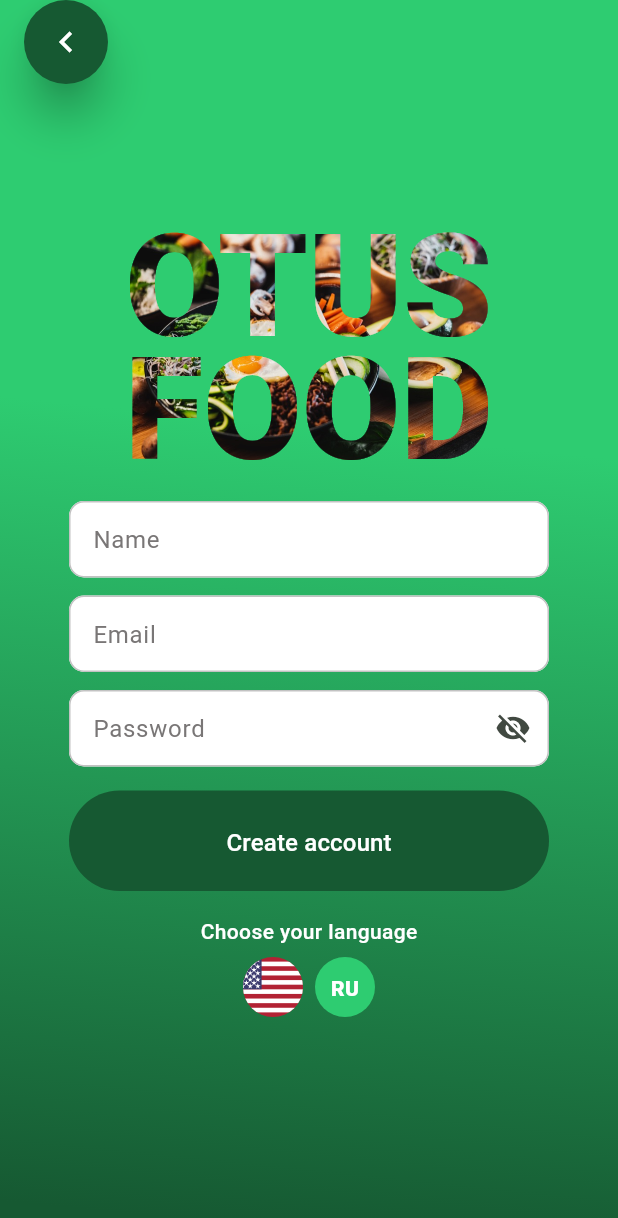
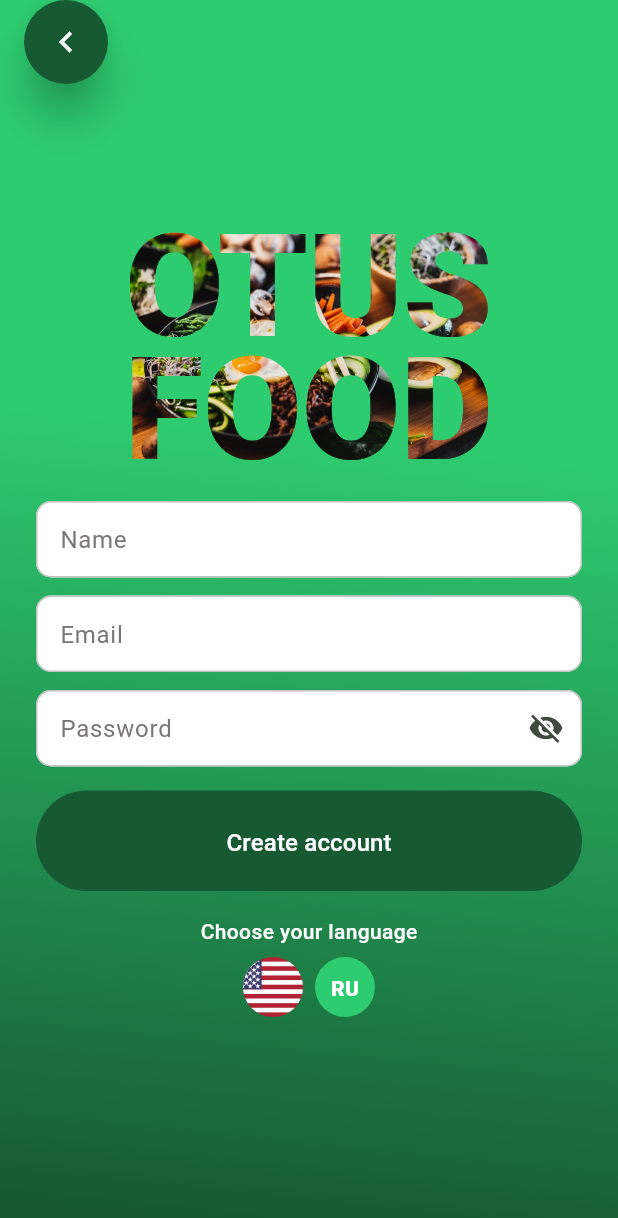
Before and after one commit to novogod/otus_dz_2, a Flutter app: the LoginPage screen opened directly, after a tap on "Log in", after a tap on "Sign up", on a phone screen of 412 x 824 dp. Shown: the top 1218 px of the screen. Run offline on Flutter 3.47's test engine with Material 3 defaults, Android fonts, the phone set to English and light mode, and no system bars; our stand-ins replace dio, flutter_image_compress, flutter_svg, go_router, image_picker, local_auth and 3 more; missing offline and left inert: dart:js_interop, pointer_interceptor, slang; accounts and stored records are empty; generated files the repository leaves out were written again; network calls fail.

Commit message:
Cap auth-form width on tablet and desktop
Login, signup and password-recovery screens previously used
Padding(horizontal: xl) > Center > SingleChildScrollView with the
form fields fixed at SizedBox(width: 320). The outer column let
the logo, headings and surrounding gradient extend edge-to-edge
on iPad horizontal and desktop, and the 320 fixed width felt
inconsistent next to the wide gutters.

Wrap each screen body in Center > ConstrainedBox(maxWidth:
kAuthFormMaxWidth = 420) > SingleChildScrollView with horizontal
xl padding moved into the scroll view. Drop the inner
SizedBox(width: 320) and switch the inner Column to
crossAxisAlignment.stretch so fields and buttons fill the
bounded width on every screen size.

Result: on a vertical phone the form still hits both gutters at
~xl from each edge; on iPad horizontal / web desktop the column
is centered at most 420 wide so it never extends to the screen
edges.

```diff
--- a/recipe_list/lib/ui/app_theme.dart
+++ b/recipe_list/lib/ui/app_theme.dart
@@ -89,6 +89,14 @@ class AppSpacing {
   /// Боковые поля контента — `(428 - 396) / 2`.
   static const double pagePadding = 16;
 }
+
+/// Максимальная ширина «карточек» экранов аутентификации
+/// (Login / Signup / Password recovery). Соответствует
+/// вертикальной ширине типичного iPhone Pro: на узких
+/// устройствах форма растягивается до краёв минус
+/// `AppSpacing.xl`, а на iPad / десктопе центрируется и
+/// не уезжает к краям экрана.
+const double kAuthFormMaxWidth = 420;
 
 /// Метрики экрана, зависящие от `MediaQuery`. Все размеры,
 /// которые могут переполняться при длинных переводах
--- a/recipe_list/lib/ui/login_page.dart
+++ b/recipe_list/lib/ui/login_page.dart
@@ -440,12 +440,20 @@ class _LoginPageState extends State<LoginPage> {
               body: DecoratedBox(
                 decoration: const BoxDecoration(gradient: kSplashGradient),
                 child: SafeArea(
-                  child: Padding(
+                  child: Center(
+                    child: ConstrainedBox(
+                      // Cap the auth-form column at a phone-vertical
+                      // width so it never stretches edge-to-edge on
+                      // iPad horizontal / desktop. On narrow phones
+                      // the ConstrainedBox is a no-op and the form
+                      // still respects the symmetric `xl` gutters.
+                      constraints: const BoxConstraints(
+                        maxWidth: kAuthFormMaxWidth,
+                      ),
+                      child: SingleChildScrollView(
                         padding: const EdgeInsets.symmetric(
                           horizontal: AppSpacing.xl,
                         ),
-                    child: Center(
-                      child: SingleChildScrollView(
                         child: Column(
                           mainAxisSize: MainAxisSize.min,
                           children: [
@@ -456,17 +464,15 @@ class _LoginPageState extends State<LoginPage> {
                             const SizedBox(height: AppSpacing.xl),
                             Form(
                               key: _formKey,
-                              child: SizedBox(
-                                width: 320,
                               child: Column(
+                                crossAxisAlignment: CrossAxisAlignment.stretch,
                                 children: [
                                   TextFormField(
                                     controller: loggedIn
                                         ? null
                                         : _loginController,
                                     initialValue: loggedIn
-                                          ? (currentUserLoginNotifier.value ??
-                                                '')
+                                        ? (currentUserLoginNotifier.value ?? '')
                                         : null,
                                     enabled: !loggedIn,
                                     style: TextStyle(
@@ -507,9 +513,7 @@ class _LoginPageState extends State<LoginPage> {
                                     controller: loggedIn
                                         ? null
                                         : _passwordController,
-                                      initialValue: loggedIn
-                                          ? '••••••••'
-                                          : null,
+                                    initialValue: loggedIn ? '••••••••' : null,
                                     enabled: !loggedIn,
                                     style: TextStyle(
                                       color: loggedIn
@@ -559,8 +563,7 @@ class _LoginPageState extends State<LoginPage> {
                                     width: double.infinity,
                                     child: FilledButton(
                                       style: FilledButton.styleFrom(
-                                          backgroundColor:
-                                              AppColors.primaryDark,
+                                        backgroundColor: AppColors.primaryDark,
                                         minimumSize: const Size(
                                           double.infinity,
                                           67,
@@ -634,7 +637,6 @@ class _LoginPageState extends State<LoginPage> {
                                 ],
                               ),
                             ),
-                            ),
                           ],
                         ),
                       ),
--- a/recipe_list/lib/ui/signup_page.dart
+++ b/recipe_list/lib/ui/signup_page.dart
@@ -147,10 +147,16 @@ class _SignUpPageState extends State<SignUpPage> {
       body: DecoratedBox(
         decoration: const BoxDecoration(gradient: kSplashGradient),
         child: SafeArea(
-          child: Padding(
+          child: Center(
+            child: ConstrainedBox(
+              // Cap the auth-form column at a phone-vertical width so
+              // it never stretches edge-to-edge on iPad horizontal /
+              // desktop. On narrow phones the ConstrainedBox is a
+              // no-op and the form still respects the symmetric `xl`
+              // gutters.
+              constraints: const BoxConstraints(maxWidth: kAuthFormMaxWidth),
+              child: SingleChildScrollView(
                 padding: const EdgeInsets.symmetric(horizontal: AppSpacing.xl),
-            child: Center(
-              child: SingleChildScrollView(
                 child: Column(
                   mainAxisSize: MainAxisSize.min,
                   children: [
@@ -161,9 +167,8 @@ class _SignUpPageState extends State<SignUpPage> {
                     const SizedBox(height: AppSpacing.xl),
                     Form(
                       key: _formKey,
-                      child: SizedBox(
-                        width: 320,
                       child: Column(
+                        crossAxisAlignment: CrossAxisAlignment.stretch,
                         children: [
                           TextFormField(
                             controller: _nameController,
@@ -194,9 +199,7 @@ class _SignUpPageState extends State<SignUpPage> {
                               if (!email.contains('@')) {
                                 return s.signUpInvalidEmail;
                               }
-                                final re = RegExp(
-                                  r'^[^@\s]+@[^@\s]+\.[^@\s]+$',
-                                );
+                              final re = RegExp(r'^[^@\s]+@[^@\s]+\.[^@\s]+$');
                               if (!re.hasMatch(email)) {
                                 return s.signUpInvalidEmail;
                               }
@@ -215,8 +218,7 @@ class _SignUpPageState extends State<SignUpPage> {
                               suffixIcon: IconButton(
                                 onPressed: () {
                                   setState(
-                                      () =>
-                                          _obscurePassword = !_obscurePassword,
+                                    () => _obscurePassword = !_obscurePassword,
                                   );
                                 },
                                 icon: Icon(
@@ -251,7 +253,6 @@ class _SignUpPageState extends State<SignUpPage> {
                           const SizedBox(height: AppSpacing.lg),
                           _LanguagePicker(),
                         ],
-                        ),
                       ),
                     ),
                   ],
```
Also changed, not shown: recipe_list/lib/ui/password_recovery_page.dart (+11 -8 lines). Lines whose indentation alone changed are shown as unchanged.
